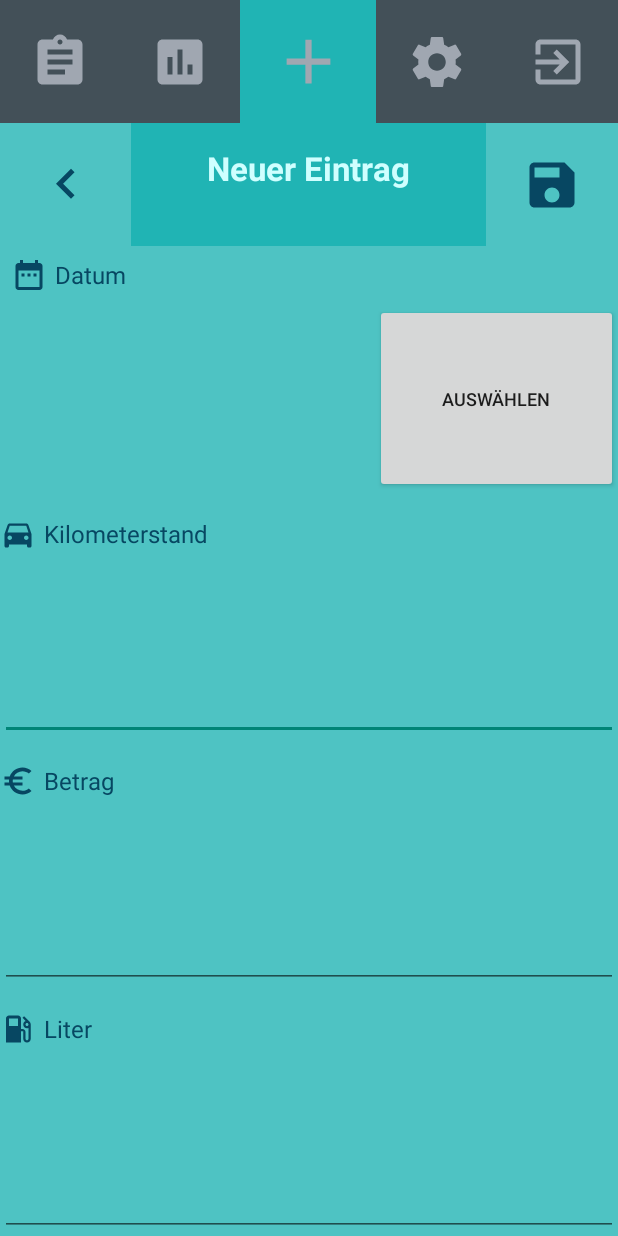
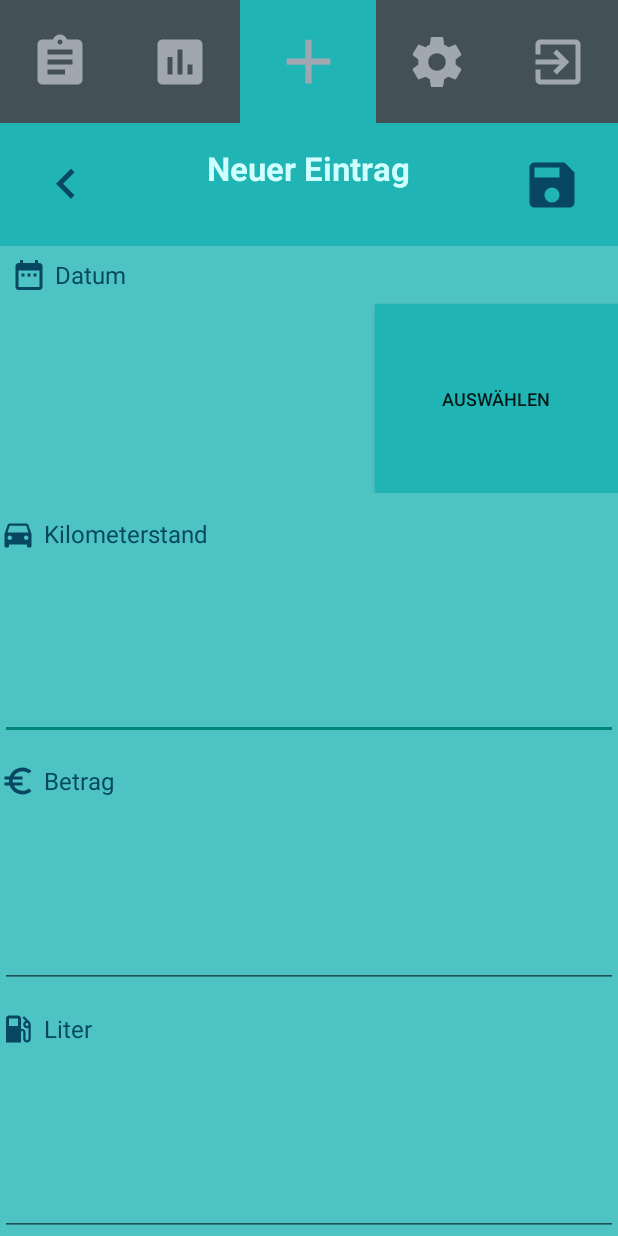
Before and after one commit to BlumMarkus/FillMe, an Android app: the newEntryActivity screen opened directly, with no data from a screen before it, on a phone screen of 412 x 824 dp. Run offline under Robolectric (Android 15) with nearby library versions, the phone set to English and light mode, and no system bars.

Commit message:
Neues Farb-Schema NewEntry

```diff
--- a/app/src/main/java/de/me/fill/mblum/android/fillme/newEntryActivity.java
+++ b/app/src/main/java/de/me/fill/mblum/android/fillme/newEntryActivity.java
@@ -37,6 +37,9 @@ public class newEntryActivity extends AppCompatActivity {
     protected void onCreate(Bundle savedInstanceState) {
         super.onCreate(savedInstanceState);
         setContentView(R.layout.activity_newentry);
+
+        /*
+
         fmds = new FillMeDataSource(this);
 
         Button btn_accept = (Button) findViewById(R.id.btn_accept);
@@ -124,5 +127,7 @@ public class newEntryActivity extends AppCompatActivity {
                 }
             }
         });
+
+        */
     }
 }
--- a/app/src/main/res/layout/activity_newentry.xml
+++ b/app/src/main/res/layout/activity_newentry.xml
@@ -80,8 +80,8 @@
             android:layout_width="wrap_content"
             android:layout_height="match_parent"
             android:layout_weight="1"
-            android:background="@color/backgroundlightBlue"
-            app:srcCompat="@drawable/newEntry_back" />
+            android:background="@color/backgroundBlue"
+            app:srcCompat="@drawable/newentry_back" />
 
         <TextView
             android:id="@+id/txt_headlineNewEntry"
@@ -100,8 +100,8 @@
             android:layout_width="wrap_content"
             android:layout_height="match_parent"
             android:layout_weight="1"
-            android:background="@color/backgroundlightBlue"
-            app:srcCompat="@drawable/newEntry_save" />
+            android:background="@color/backgroundBlue"
+            app:srcCompat="@drawable/newentry_save" />
     </LinearLayout>
 
     <RelativeLayout
@@ -134,6 +134,7 @@
             android:layout_width="250dp"
             android:layout_height="match_parent"
             android:textSize="25sp"
+            android:gravity="center"
             android:layout_below="@id/tv_newEntry_date_title"/>
 
         <Button
@@ -142,6 +143,7 @@
             android:layout_width="match_parent"
             android:text="@string/str_pickDate"
             android:textSize="12sp"
+            android:background="@color/backgroundBlue"
             android:layout_toEndOf="@id/tv_newEntry_date_field"
             android:layout_below="@id/tv_newEntry_date_title"/>
 
```
Also changed, not shown: app/src/main/res/drawable/newentry_back.xml (renamed from app/src/main/res/drawable/newEntry_back.xml), app/src/main/res/drawable/newentry_save.xml (renamed from app/src/main/res/drawable/newEntry_save.xml).
